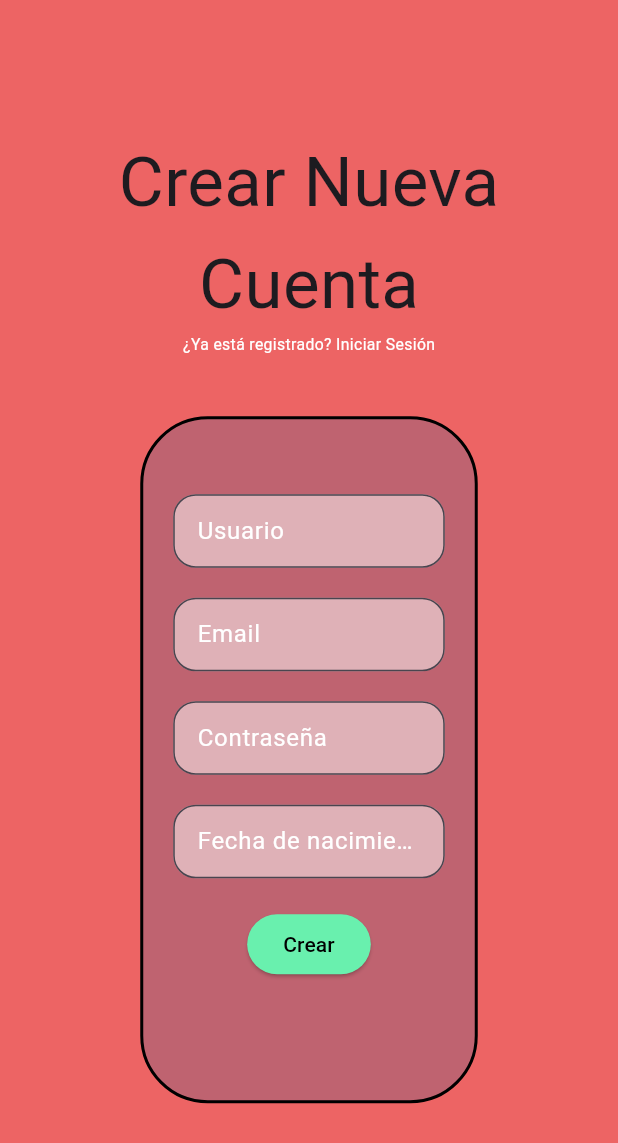
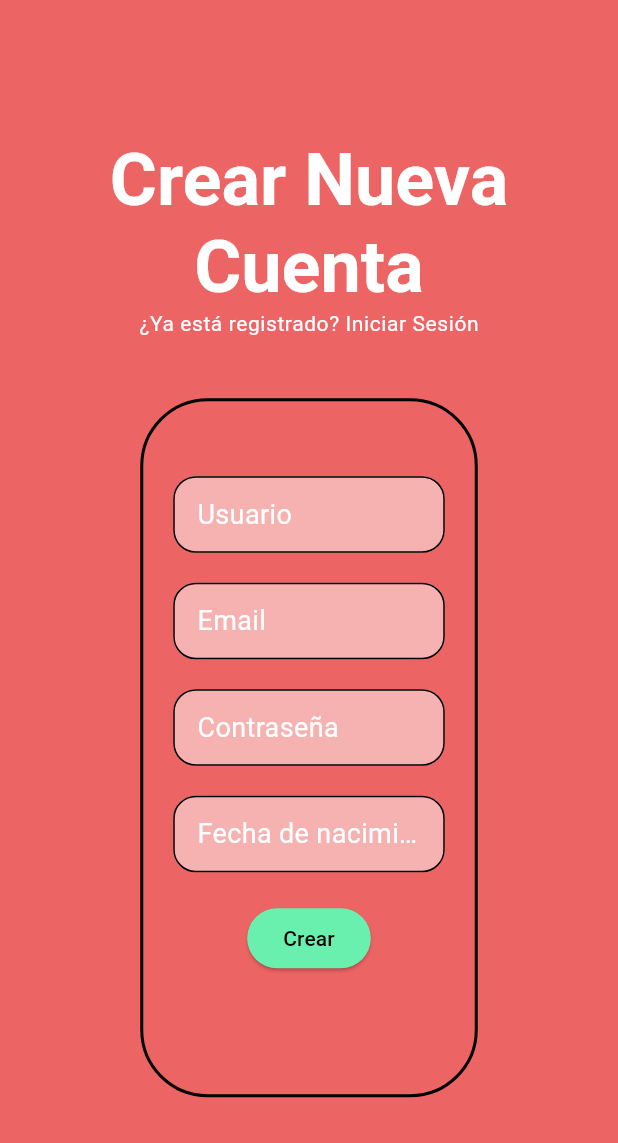
Before and after one commit to hugo10100010/dr-pool-app, a Flutter app: the screen it shows after launch, after a tap on "Registrarse", on a phone screen of 412 x 824 dp. Shown: the top 1143 px of the screen. Run offline on Flutter 3.47's test engine with Material 3 defaults, Android fonts, the phone set to English and light mode, and no system bars; Roboto replaces fonts that are missing (DM Sans, Montserrat, Poppins Medium).

Commit message:
Diseño aplicado en tema

```diff
--- a/lib/main.dart
+++ b/lib/main.dart
@@ -1,3 +1,5 @@
+import 'dart:ui';
+
 import 'package:flutter/material.dart';
 
 void main() {
@@ -9,6 +11,107 @@ class MainApp extends StatelessWidget {
   Widget build(BuildContext context) {
     return MaterialApp(
       home: Login(),
+      theme: ThemeData(
+        colorScheme: ColorScheme(
+          brightness: Brightness.dark,
+          primary: Colors.pinkAccent,
+          onPrimary: Colors.white,
+          secondary: Colors.white,
+          onSecondary: Colors.black,
+          tertiary: Colors.deepPurple,
+          onTertiary: Colors.white,
+          error: Colors.yellow,
+          onError: Colors.blue,
+          surface: Color(0xFFed6464),
+          onSurface: Colors.black,
+          primaryContainer: Color(0xFFbf6370),
+          onPrimaryContainer: Colors.black,
+          secondaryContainer: Colors.black,
+          onSecondaryContainer: Colors.white,
+        ),
+        textTheme: TextTheme(
+          displayMedium: TextStyle(
+              color: Colors.white,
+              fontFamily: "Montserrat",
+              fontSize: 48,
+              fontWeight: FontWeight.bold),
+          titleLarge: TextStyle(
+            color: Colors.white,
+            fontFamily: "Montserrat",
+            fontSize: 24,
+            fontWeight: FontWeight.bold,
+          ),
+          titleMedium: TextStyle(
+            color: Colors.white,
+            fontFamily: "Montserrat",
+            fontSize: 20,
+            fontWeight: FontWeight.bold,
+          ),
+          titleSmall: TextStyle(
+            color: Colors.white,
+            fontFamily: "Montserrat",
+            fontSize: 16,
+            fontWeight: FontWeight.bold,
+          ),
+          bodyLarge: TextStyle(
+            color: Colors.white,
+            fontFamily: "Montserrat",
+            fontSize: 22,
+          ),
+          bodyMedium: TextStyle(
+            color: Colors.white,
+            fontFamily: "Montserrat",
+            fontSize: 18,
+          ),
+          bodySmall: TextStyle(
+            color: Colors.white,
+            fontFamily: "Montserrat",
+            fontSize: 14,
+          ),
+        ),
+        elevatedButtonTheme: ElevatedButtonThemeData(
+          style: ElevatedButton.styleFrom(
+            backgroundColor: Colors.greenAccent,
+            foregroundColor: Colors.black,
+          ),
+        ),
+        inputDecorationTheme: InputDecorationTheme(
+          labelStyle: Theme.of(context).textTheme.bodyMedium,
+          floatingLabelStyle: TextStyle(
+            color: Colors.white,
+            fontFamily: "Montserrat",
+            fontSize: 14,
+            fontStyle: FontStyle.italic,
+          ),
+          filled: true,
+          fillColor: Color.fromARGB(127, 255, 255, 255),
+          border: OutlineInputBorder(
+            borderRadius: BorderRadius.all(
+              Radius.circular(15),
+            ),
+          ),
+        ),
+        splashColor: Colors.white.withAlpha(64),
+        bottomNavigationBarTheme: BottomNavigationBarThemeData(
+            backgroundColor: Color(0xFFed6464),
+            showSelectedLabels: true,
+            showUnselectedLabels: true,
+            selectedItemColor: Colors.greenAccent,
+            unselectedItemColor: Colors.white),
+        expansionTileTheme: ExpansionTileThemeData(
+          backgroundColor: Color(0xffffabcf),
+          collapsedBackgroundColor: Color(0xffffabcf),
+          collapsedShape: Border.all(
+            width: 2,
+            color: Colors.black,
+          ),
+          shape: Border.all(
+            width: 2,
+            color: Colors.black,
+          ),
+          expandedAlignment: Alignment.topCenter,
+        ),
+      ),
     );
   }
 }
@@ -22,7 +125,6 @@ class _LoginState extends State<Login> {
   @override
   Widget build(BuildContext context) {
     return Scaffold(
-      backgroundColor: Color(0xFFed6464),
       body: Row(
         mainAxisAlignment: MainAxisAlignment.center,
         children: [
@@ -31,12 +133,11 @@ class _LoginState extends State<Login> {
             children: [
               Text(
                 "Login",
-                style: TextStyle(fontSize: 46.1, fontFamily: 'Poppins Medium'),
+                style: Theme.of(context).textTheme.displayMedium,
               ),
               Text(
                 "Ingrese para continuar",
-                style: TextStyle(
-                    fontSize: 10.5, fontFamily: "DM Sans", color: Colors.white),
+                style: Theme.of(context).textTheme.bodySmall,
               ),
               Container(
                 width: 225,
@@ -46,7 +147,7 @@ class _LoginState extends State<Login> {
                       width: 2.0,
                       style: BorderStyle.solid),
                   borderRadius: BorderRadius.circular(45.0),
-                    color: Color(0xFFbf6370)),
+                ),
                 padding: EdgeInsets.fromLTRB(20, 50, 20, 80),
                 margin: EdgeInsets.fromLTRB(0, 40, 0, 0),
                 child: Column(
@@ -55,32 +156,28 @@ class _LoginState extends State<Login> {
                     TextField(
                       decoration: InputDecoration(
                         labelText: 'Usuario',
-                        labelStyle: TextStyle(color: Colors.white),
+                        labelStyle: Theme.of(context).textTheme.bodyMedium,
                         filled: true,
-                        fillColor: Color.fromARGB(127, 255, 255, 255),
                         border: OutlineInputBorder(
-                            borderRadius:
-                                BorderRadius.all(Radius.circular(15))),
+                          borderRadius: BorderRadius.all(
+                            Radius.circular(15),
                           ),
-                      style: TextStyle(
-                          color: Colors.black,
-                          fontFamily: "Poppins Light",
-                          fontSize: 11),
+                        ),
+                      ),
+                      style: Theme.of(context).textTheme.bodySmall,
                     ),
                     TextField(
                       decoration: InputDecoration(
                         labelText: 'Contraseña',
-                        labelStyle: TextStyle(color: Colors.white),
+                        labelStyle: Theme.of(context).textTheme.bodyMedium,
                         filled: true,
-                        fillColor: Color.fromARGB(127, 255, 255, 255),
                         border: OutlineInputBorder(
-                            borderRadius:
-                                BorderRadius.all(Radius.circular(15))),
+                          borderRadius: BorderRadius.all(
+                            Radius.circular(15),
                           ),
-                      style: TextStyle(
-                          color: Colors.black,
-                          fontFamily: "Poppins Light",
-                          fontSize: 11),
+                        ),
+                      ),
+                      style: Theme.of(context).textTheme.bodySmall,
                       obscureText: true,
                     ),
                     ElevatedButton(
@@ -91,9 +188,6 @@ class _LoginState extends State<Login> {
                               builder: (context) => UI(),
                             ));
                       },
-                      style: ElevatedButton.styleFrom(
-                          backgroundColor: Colors.greenAccent,
-                          foregroundColor: Colors.black),
                       child: Text('Ingresar'),
                     ),
                     Column(
@@ -101,7 +195,6 @@ class _LoginState extends State<Login> {
                       children: [
                         Text(
                           "¿Tiene una cuenta?",
-                          style: TextStyle(color: Colors.white),
                         ),
                         GestureDetector(
                           onTap: () {
@@ -114,7 +207,6 @@ class _LoginState extends State<Login> {
                           },
                           child: Text(
                             "Registrarse",
-                            style: TextStyle(color: Colors.white),
                           ),
                         ),
                       ],
@@ -141,7 +233,6 @@ class _RegistrarState extends State<Registrar> {
   @override
   Widget build(BuildContext context) {
     return Scaffold(
-      backgroundColor: Color(0xFFed6464),
       body: Row(
         mainAxisAlignment: MainAxisAlignment.center,
         children: [
@@ -154,17 +245,11 @@ class _RegistrarState extends State<Registrar> {
                 children: [
                   Text(
                     "Crear Nueva",
-                    style: TextStyle(
-                      fontSize: 46.1,
-                      fontFamily: 'Poppins Medium',
-                    ),
+                    style: Theme.of(context).textTheme.displayMedium,
                   ),
                   Text(
                     "Cuenta",
-                    style: TextStyle(
-                      fontSize: 46.1,
-                      fontFamily: 'Poppins Medium',
-                    ),
+                    style: Theme.of(context).textTheme.displayMedium,
                   ),
                 ],
               ),
@@ -174,21 +259,15 @@ class _RegistrarState extends State<Registrar> {
                 },
                 child: Text(
                   "¿Ya está registrado? Iniciar Sesión",
-                  style: TextStyle(
-                      fontSize: 10.5,
-                      fontFamily: "DM Sans",
-                      color: Colors.white),
+                  style: Theme.of(context).textTheme.bodySmall,
                 ),
               ),
               Container(
                 width: 225,
                 decoration: BoxDecoration(
-                    border: Border.all(
-                        color: Colors.black,
-                        width: 2.0,
-                        style: BorderStyle.solid),
+                  border: Border.all(width: 2.0, style: BorderStyle.solid),
                   borderRadius: BorderRadius.circular(45.0),
-                    color: Color(0xFFbf6370)),
+                ),
                 padding: EdgeInsets.fromLTRB(20, 50, 20, 80),
                 margin: EdgeInsets.fromLTRB(0, 40, 0, 0),
                 child: Column(
@@ -197,64 +276,31 @@ class _RegistrarState extends State<Registrar> {
                     TextField(
                       decoration: InputDecoration(
                           labelText: 'Usuario',
-                        labelStyle: TextStyle(color: Colors.white),
-                        filled: true,
-                        fillColor: Color.fromARGB(127, 255, 255, 255),
-                        border: OutlineInputBorder(
-                            borderRadius:
-                                BorderRadius.all(Radius.circular(15))),
-                      ),
-                      style: TextStyle(
-                          color: Colors.black,
-                          fontFamily: "Poppins Light",
-                          fontSize: 11),
+                          labelStyle: Theme.of(context).textTheme.bodyMedium),
+                      style: Theme.of(context).textTheme.bodySmall,
                     ),
                     TextField(
                       decoration: InputDecoration(
                         labelText: 'Email',
-                        labelStyle: TextStyle(color: Colors.white),
-                        filled: true,
-                        fillColor: Color.fromARGB(127, 255, 255, 255),
-                        border: OutlineInputBorder(
-                            borderRadius:
-                                BorderRadius.all(Radius.circular(15))),
+                        labelStyle: Theme.of(context).textTheme.bodyMedium,
                       ),
-                      style: TextStyle(
-                          color: Colors.black,
-                          fontFamily: "Poppins Light",
-                          fontSize: 11),
+                      style: Theme.of(context).textTheme.bodySmall,
                     ),
                     TextField(
                       decoration: InputDecoration(
                         labelText: 'Contraseña',
-                        labelStyle: TextStyle(color: Colors.white),
-                        filled: true,
-                        fillColor: Color.fromARGB(127, 255, 255, 255),
-                        border: OutlineInputBorder(
-                            borderRadius:
-                                BorderRadius.all(Radius.circular(15))),
+                        labelStyle: Theme.of(context).textTheme.bodyMedium,
                       ),
-                      style: TextStyle(
-                          color: Colors.black,
-                          fontFamily: "Poppins Light",
-                          fontSize: 11),
+                      style: Theme.of(context).textTheme.bodySmall,
                       obscureText: true,
                     ),
                     TextFormField(
                       controller: _textEditingController,
                       decoration: InputDecoration(
                         labelText: 'Fecha de nacimiento',
-                        labelStyle: TextStyle(color: Colors.white),
-                        filled: true,
-                        fillColor: Color.fromARGB(127, 255, 255, 255),
-                        border: OutlineInputBorder(
-                            borderRadius:
-                                BorderRadius.all(Radius.circular(15))),
+                        labelStyle: Theme.of(context).textTheme.bodyMedium,
                       ),
-                      style: TextStyle(
-                          color: Colors.black,
-                          fontFamily: "Poppins Light",
-                          fontSize: 11),
+                      style: Theme.of(context).textTheme.bodySmall,
                       onTap: () async {
                         selectedDate = await showDatePicker(
                           context: context,
@@ -278,9 +324,6 @@ class _RegistrarState extends State<Registrar> {
                     ),
                     ElevatedButton(
                       onPressed: () {/* */},
-                      style: ElevatedButton.styleFrom(
-                          backgroundColor: Colors.greenAccent,
-                          foregroundColor: Colors.black),
                       child: Text('Crear'),
                     ),
                   ],
@@ -304,27 +347,22 @@ class _UIState extends State<UI> {
     BottomNavigationBarItem(
       icon: Icon(Icons.access_time_filled_rounded),
       label: "Horario",
-      backgroundColor: Color(0xFFed6464),
     ),
     BottomNavigationBarItem(
       icon: Icon(Icons.circle_notifications_rounded),
       label: "Clases",
-      backgroundColor: Color(0xFFed6464),
     ),
     BottomNavigationBarItem(
       icon: Icon(Icons.home_rounded),
       label: "Inicio",
-      backgroundColor: Color(0xFFed6464),
     ),
     BottomNavigationBarItem(
       icon: Icon(Icons.attach_money_rounded),
       label: "Pagos",
-      backgroundColor: Color(0xffed6464),
     ),
     BottomNavigationBarItem(
       icon: Icon(Icons.info_rounded),
       label: "Acerca de",
-      backgroundColor: Color(0xFFed6464),
     ),
   ];
 
@@ -380,13 +418,10 @@ class _UIState extends State<UI> {
           ],
         ),
       ),
-      backgroundColor: Color(0xFFed6464),
       body: SingleChildScrollView(
           padding: EdgeInsets.fromLTRB(30, 50, 30, 50),
           child: pages[selectedTab]),
       bottomNavigationBar: BottomNavigationBar(
-        backgroundColor: Color(0xFFed6464),
-        showUnselectedLabels: true,
         items: items,
         currentIndex: selectedTab,
         onTap: (index) {
@@ -419,20 +454,22 @@ class Inicio extends StatelessWidget {
               Expanded(
                 child: Column(
                   children: [
-                    TextoNormal(
-                      text: "Bienvenido a",
-                      fontSize: 16.5,
-                      textAlign: TextAlign.end,
+                    Text(
+                      "Bienvenido a",
+                      style: Theme.of(context).textTheme.bodyMedium,
                     ),
-                    TextoNormal(
-                      text: "Smart Fit",
-                      fontSize: 16.5,
-                      textAlign: TextAlign.end,
+                    Text(
+                      "Smart Fit",
+                      style: Theme.of(context).textTheme.bodyMedium,
                     ),
-                    TextoNormal(
-                      text: "Entrena tu vida",
-                      fontSize: 7.4,
-                      textAlign: TextAlign.end,
+                    Text(
+                      "Entrena tu vida",
+                      style: Theme.of(context).textTheme.bodySmall?.copyWith(
+                          fontSize: (Theme.of(context)
+                                  .textTheme
+                                  .bodySmall!
+                                  .fontSize! *
+                              (4 / 7))),
                     ),
                   ],
                 ),
@@ -489,9 +526,9 @@ class Inicio extends StatelessWidget {
               radius: 4.2,
             ),
           ),
-          child: TextoNormal(
-            text: "Novedades",
-            fontSize: 16,
+          child: Text(
+            "Novedades",
+            style: Theme.of(context).textTheme.bodyMedium,
           ),
         ),
         Container(
@@ -664,9 +701,9 @@ class Clases extends StatelessWidget {
                 Container(
                   width: double.infinity,
                   alignment: Alignment.topLeft,
-                  child: TextoNormal(
-                    text: "Paquetes",
-                    fontSize: 18,
+                  child: Text(
+                    "Paquetes",
+                    style: Theme.of(context).textTheme.bodyMedium,
                   ),
                 ),
                 ClassTile(specifications: [Text("A")]),
@@ -694,9 +731,12 @@ class Pagos extends StatelessWidget {
             children: [
               Container(
                 width: double.infinity,
-                child: TextoNormal(text: "Historial de subscripciones: "),
+                child: Text(
+                  "Historial de subscripciones ",
+                  style: Theme.of(context).textTheme.titleSmall,
                 ),
-              HistorialTile(specifications: [Text('data')])
+              ),
+              HistorialTile(specifications: [Text('data',style: Theme.of(context).textTheme.bodySmall,)])
             ],
           ),
         ),
@@ -712,8 +752,10 @@ class Pagos extends StatelessWidget {
                 width: double.infinity,
                 height: 33,
                 alignment: Alignment.centerLeft,
-                color: Color(0xffc1a2c5),
-                child: TextoNormal(text: "Datos de cobro: "),
+                child: Text(
+                  "Datos de cobro",
+                  style: Theme.of(context).textTheme.titleSmall,
+                ),
               ),
               Container(
                 width: double.infinity,
@@ -724,13 +766,13 @@ class Pagos extends StatelessWidget {
                     SizedBox(
                       height: 12,
                     ),
-                    TextoNormal(
-                      text: "Tarjeta registrada: ",
-                      fontSize: 12,
+                    Text(
+                      "Tarjeta registrada: ",
+                      style: Theme.of(context).textTheme.bodySmall,
                     ),
-                    TextoNormal(
-                      text: "No. de tarjeta: ",
-                      fontSize: 12,
+                    Text(
+                      "No. de tarjeta: ",
+                      style: Theme.of(context).textTheme.bodySmall,
                     ),
                   ],
                 ),
@@ -751,17 +793,24 @@ class AcercaDe extends StatelessWidget {
       children: [
         CustomContainer(
           boxHeight: 150,
-          child: TextoNormal(
-            text: "Acerca de nosotros",
+          child: Text(
+            "Acerca de nosotros",
+            style: Theme.of(context).textTheme.titleSmall,
           ),
         ),
         CustomContainer(
           boxHeight: 100,
-          child: TextoNormal(text: "Sede central"),
+          child: Text(
+            "Sede central",
+            style: Theme.of(context).textTheme.titleSmall,
+          ),
         ),
         CustomContainer(
           boxHeight: 120,
-          child: TextoNormal(text: "Contáctenos"),
+          child: Text(
+            "Contáctenos",
+            style: Theme.of(context).textTheme.titleSmall,
+          ),
         ),
       ],
     );
@@ -787,26 +836,26 @@ class HorarioPage extends StatelessWidget {
           Container(
             width: double.infinity,
             alignment: Alignment.topLeft,
-            child: TextoNormal(
-              text: "División de",
-              fontSize: 18,
+            child: Text(
+              "División de",
+              style: Theme.of(context).textTheme.bodyMedium,
             ),
           ),
           Container(
             width: double.infinity,
             alignment: Alignment.topLeft,
-            child: TextoNormal(
-              text: "Entrenamiento:",
-              fontSize: 18,
+            child: Text(
+              "Entrenamiento: ",
+              style: Theme.of(context).textTheme.bodyMedium,
             ),
           ),
           ...division,
           Container(
             width: double.infinity,
             alignment: Alignment.topLeft,
-            child: TextoNormal(
-              text: "División sugerida:",
-              fontSize: 18,
+            child: Text(
+              "División sugerida:",
+              style: Theme.of(context).textTheme.bodyMedium,
             ),
           ),
           ...sugerencia,
@@ -821,14 +870,14 @@ class TextoNormal extends StatelessWidget {
     super.key,
     required this.text,
     this.fontFamily = "Montserrat",
-    this.fontSize = 14,
+    this.fontSize,
     this.fontWeight = FontWeight.bold,
     this.textAlign,
   });
 
   final String text;
   final String fontFamily;
-  final double fontSize;
+  final double? fontSize;
   final FontWeight fontWeight;
   final TextAlign? textAlign;
 
@@ -857,8 +906,6 @@ class HistorialTile extends StatelessWidget {
   @override
   Widget build(BuildContext context) {
     return ExpansionTile(
-      backgroundColor: Color(0xffffabcf),
-      collapsedBackgroundColor: Color(0xffffabcf),
       collapsedShape: Border.all(
         width: 2,
         color: Colors.black,
@@ -874,15 +921,17 @@ class HistorialTile extends StatelessWidget {
         children: [
           Expanded(
             flex: 1,
-            child: TextoNormal(
-              text: "Fecha",
+            child: Text(
+              "Fecha",
+              style: Theme.of(context).textTheme.bodyMedium,
               textAlign: TextAlign.start,
             ),
           ),
           Expanded(
             flex: 1,
-            child: TextoNormal(
-              text: "Monto \$",
+            child: Text(
+              "Monto \$",
+              style: Theme.of(context).textTheme.bodySmall,
               textAlign: TextAlign.end,
             ),
           ),
@@ -904,8 +953,6 @@ class ClassTile extends StatelessWidget {
   @override
   Widget build(BuildContext context) {
     return ExpansionTile(
-      backgroundColor: Color(0xffffabcf),
-      collapsedBackgroundColor: Color(0xffffabcf),
       collapsedShape: Border.all(
         width: 2,
         color: Colors.black,
@@ -916,7 +963,10 @@ class ClassTile extends StatelessWidget {
       ),
       leading: Icon(Icons.star),
       expandedAlignment: Alignment.topLeft,
-      title: Text('data'),
+      title: Text(
+        'data',
+        style: Theme.of(context).textTheme.bodyMedium,
+      ),
       children: [
         Row(
           mainAxisAlignment: MainAxisAlignment.start,
@@ -938,8 +988,6 @@ class TrainingTile extends StatelessWidget {
   @override
   Widget build(BuildContext context) {
     return ExpansionTile(
-      backgroundColor: Color(0xffffabcf),
-      collapsedBackgroundColor: Color(0xffffabcf),
       collapsedShape: Border.all(
         width: 2,
         color: Colors.black,
@@ -950,7 +998,10 @@ class TrainingTile extends StatelessWidget {
       ),
       leading: Icon(Icons.star),
       expandedAlignment: Alignment.topLeft,
-      title: Text('data'),
+      title: Text(
+        "data",
+        style: Theme.of(context).textTheme.bodyMedium,
+      ),
       children: specifications,
     );
   }
@@ -1026,7 +1077,6 @@ class ImageContainerInicio extends StatelessWidget {
           color: Colors.black,
         ),
         borderRadius: BorderRadius.circular(15),
-        color: Color(0xFFc1a2c5),
       ),
       margin: EdgeInsets.all(boxMargin),
       child: Column(
```
Lines whose indentation alone changed are shown as unchanged.
